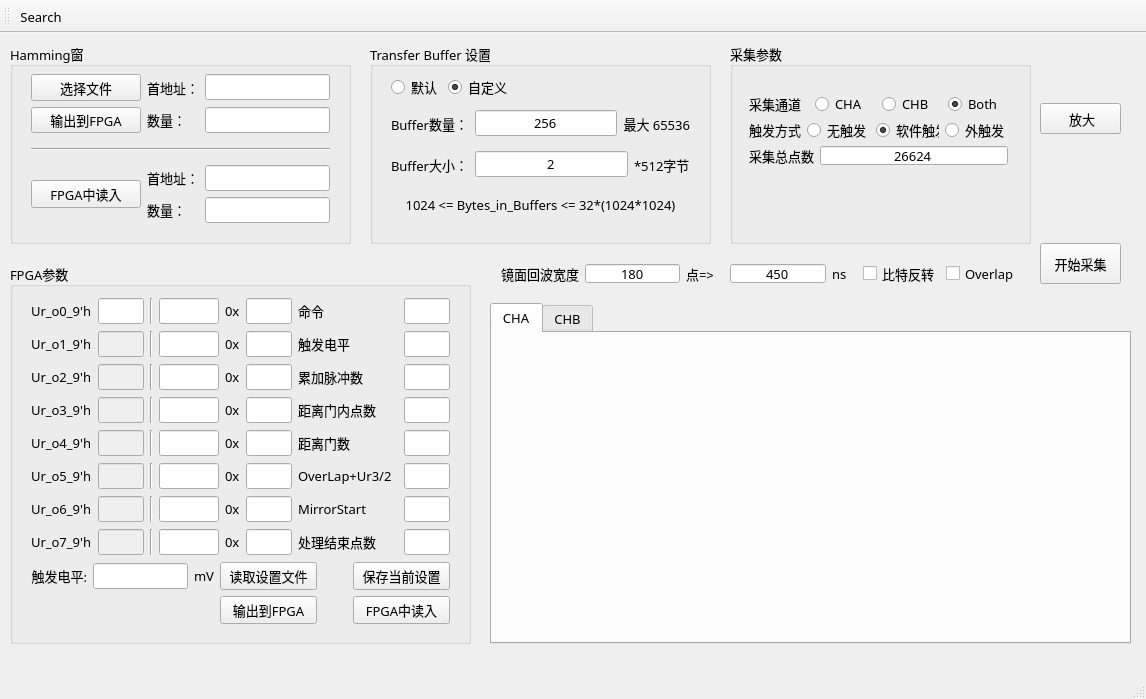
Qt form CStreamingCaptureFinal-master/mainwindow.ui (mh554697703/CStreamingCapture) before a commit.
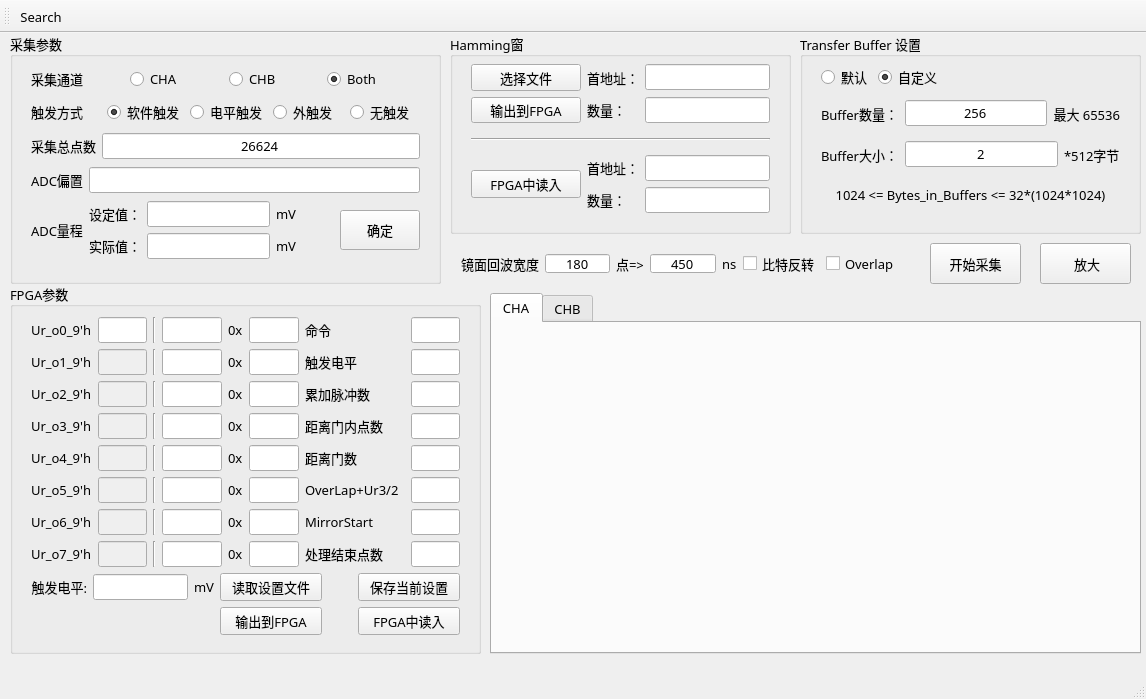
The same form after that commit.

Commit message: 添加ADC偏置，ADC量程，电平触发。调整界面布局

What changed in the file:
```diff
--- a/CStreamingCaptureFinal-master/mainwindow.ui
+++ b/CStreamingCaptureFinal-master/mainwindow.ui
@@ -20,9 +20,9 @@
    <widget class="QPushButton" name="pushButton_CaptureStart">
     <property name="geometry">
      <rect>
-      <x>1040</x>
+      <x>930</x>
       <y>210</y>
-      <width>81</width>
+      <width>91</width>
       <height>41</height>
      </rect>
     </property>
@@ -39,8 +39,8 @@
    <widget class="QGroupBox" name="groupBox">
     <property name="geometry">
      <rect>
-      <x>10</x>
-      <y>10</y>
+      <x>450</x>
+      <y>0</y>
       <width>341</width>
       <height>201</height>
      </rect>
@@ -177,9 +177,9 @@
     <property name="geometry">
      <rect>
       <x>10</x>
-      <y>230</y>
-      <width>461</width>
-      <height>381</height>
+      <y>250</y>
+      <width>471</width>
+      <height>371</height>
      </rect>
     </property>
     <property name="font">
@@ -196,8 +196,8 @@
       <rect>
        <x>10</x>
        <y>23</y>
-       <width>441</width>
-       <height>351</height>
+       <width>451</width>
+       <height>341</height>
       </rect>
      </property>
      <layout class="QVBoxLayout" name="verticalLayout_2">
@@ -1516,8 +1516,8 @@
    <widget class="QGroupBox" name="groupBox_3">
     <property name="geometry">
      <rect>
-      <x>370</x>
-      <y>10</y>
+      <x>800</x>
+      <y>0</y>
       <width>341</width>
       <height>201</height>
      </rect>
@@ -1708,10 +1708,10 @@
     </property>
     <property name="geometry">
      <rect>
-      <x>730</x>
-      <y>10</y>
-      <width>301</width>
-      <height>201</height>
+      <x>10</x>
+      <y>0</y>
+      <width>431</width>
+      <height>251</height>
      </rect>
     </property>
     <property name="font">
@@ -1729,10 +1729,10 @@
     <widget class="QWidget" name="layoutWidget">
      <property name="geometry">
       <rect>
-       <x>8</x>
-       <y>40</y>
-       <width>281</width>
-       <height>93</height>
+       <x>10</x>
+       <y>21</y>
+       <width>411</width>
+       <height>221</height>
       </rect>
      </property>
      <layout class="QVBoxLayout" name="verticalLayout_6">
@@ -1846,28 +1846,6 @@
           </property>
          </widget>
         </item>
-        <item>
-         <widget class="QRadioButton" name="radioButton_noTrig">
-          <property name="font">
-           <font>
-            <family>微软雅黑</family>
-            <pointsize>10</pointsize>
-           </font>
-          </property>
-          <property name="text">
-           <string>无触发</string>
-          </property>
-          <property name="checked">
-           <bool>false</bool>
-          </property>
-          <property name="autoExclusive">
-           <bool>true</bool>
-          </property>
-          <attribute name="buttonGroup">
-           <string notr="true">buttonGroup_2</string>
-          </attribute>
-         </widget>
-        </item>
         <item>
          <widget class="QRadioButton" name="radioButton_softwareTrig">
           <property name="font">
@@ -1890,6 +1868,25 @@
           </attribute>
          </widget>
         </item>
+        <item>
+         <widget class="QRadioButton" name="radioButton_levelTrig">
+          <property name="font">
+           <font>
+            <family>微软雅黑</family>
+            <pointsize>10</pointsize>
+           </font>
+          </property>
+          <property name="text">
+           <string>电平触发</string>
+          </property>
+          <property name="autoExclusive">
+           <bool>false</bool>
+          </property>
+          <attribute name="buttonGroup">
+           <string notr="true">buttonGroup_2</string>
+          </attribute>
+         </widget>
+        </item>
         <item>
          <widget class="QRadioButton" name="radioButton_externalTrig">
           <property name="font">
@@ -1909,6 +1906,28 @@
           </attribute>
          </widget>
         </item>
+        <item>
+         <widget class="QRadioButton" name="radioButton_noTrig">
+          <property name="font">
+           <font>
+            <family>微软雅黑</family>
+            <pointsize>10</pointsize>
+           </font>
+          </property>
+          <property name="text">
+           <string>无触发</string>
+          </property>
+          <property name="checked">
+           <bool>false</bool>
+          </property>
+          <property name="autoExclusive">
+           <bool>true</bool>
+          </property>
+          <attribute name="buttonGroup">
+           <string notr="true">buttonGroup_2</string>
+          </attribute>
+         </widget>
+        </item>
        </layout>
       </item>
       <item>
@@ -1944,6 +1963,101 @@
         </item>
        </layout>
       </item>
+      <item>
+       <layout class="QHBoxLayout" name="horizontalLayout">
+        <item>
+         <widget class="QLabel" name="label_3">
+          <property name="text">
+           <string>ADC偏置</string>
+          </property>
+         </widget>
+        </item>
+        <item>
+         <widget class="QLineEdit" name="lineEdit_SetADCBias"/>
+        </item>
+       </layout>
+      </item>
+      <item>
+       <layout class="QHBoxLayout" name="horizontalLayout_2">
+        <item>
+         <widget class="QLabel" name="label_4">
+          <property name="text">
+           <string>ADC量程</string>
+          </property>
+         </widget>
+        </item>
+        <item>
+         <layout class="QGridLayout" name="gridLayout_4">
+          <item row="1" column="0">
+           <widget class="QLabel" name="label_23">
+            <property name="text">
+             <string>实际值：</string>
+            </property>
+           </widget>
+          </item>
+          <item row="1" column="1">
+           <widget class="QLineEdit" name="lineEdit_GetADCRange"/>
+          </item>
+          <item row="0" column="0">
+           <widget class="QLabel" name="label_22">
+            <property name="text">
+             <string>设定值：</string>
+            </property>
+           </widget>
+          </item>
+          <item row="0" column="1">
+           <widget class="QLineEdit" name="lineEdit_SetADCRange"/>
+          </item>
+          <item row="0" column="2">
+           <widget class="QLabel" name="label_46">
+            <property name="text">
+             <string>mV</string>
+            </property>
+           </widget>
+          </item>
+          <item row="1" column="2">
+           <widget class="QLabel" name="label_47">
+            <property name="text">
+             <string>mV</string>
+            </property>
+           </widget>
+          </item>
+         </layout>
+        </item>
+        <item>
+         <spacer name="horizontalSpacer_2">
+          <property name="orientation">
+           <enum>Qt::Horizontal</enum>
+          </property>
+          <property name="sizeHint" stdset="0">
+           <size>
+            <width>40</width>
+            <height>20</height>
+           </size>
+          </property>
+         </spacer>
+        </item>
+        <item>
+         <widget class="QPushButton" name="pushButton_ADCSetting">
+          <property name="sizePolicy">
+           <sizepolicy hsizetype="Minimum" vsizetype="Fixed">
+            <horstretch>0</horstretch>
+            <verstretch>0</verstretch>
+           </sizepolicy>
+          </property>
+          <property name="minimumSize">
+           <size>
+            <width>0</width>
+            <height>40</height>
+           </size>
+          </property>
+          <property name="text">
+           <string>确定</string>
+          </property>
+         </widget>
+        </item>
+       </layout>
+      </item>
      </layout>
     </widget>
    </widget>
@@ -1951,9 +2065,9 @@
     <property name="geometry">
      <rect>
       <x>1040</x>
-      <y>70</y>
-      <width>81</width>
-      <height>31</height>
+      <y>210</y>
+      <width>91</width>
+      <height>41</height>
      </rect>
     </property>
     <property name="font">
@@ -1970,9 +2084,9 @@
     <property name="geometry">
      <rect>
       <x>490</x>
-      <y>270</y>
-      <width>641</width>
-      <height>341</height>
+      <y>260</y>
+      <width>651</width>
+      <height>361</height>
      </rect>
     </property>
     <property name="font">
@@ -1993,8 +2107,8 @@
        <rect>
         <x>0</x>
         <y>0</y>
-        <width>631</width>
-        <height>301</height>
+        <width>641</width>
+        <height>321</height>
        </rect>
       </property>
       <layout class="QVBoxLayout" name="verticalLayout_CHA"/>
@@ -2020,9 +2134,9 @@
    <widget class="QWidget" name="layoutWidget">
     <property name="geometry">
      <rect>
-      <x>490</x>
-      <y>220</y>
-      <width>541</width>
+      <x>450</x>
+      <y>210</y>
+      <width>461</width>
       <height>41</height>
      </rect>
     </property>
```
Left out of the diff: 24 changed lines with no effect on the pictures. The commit also changes 2 other files.
